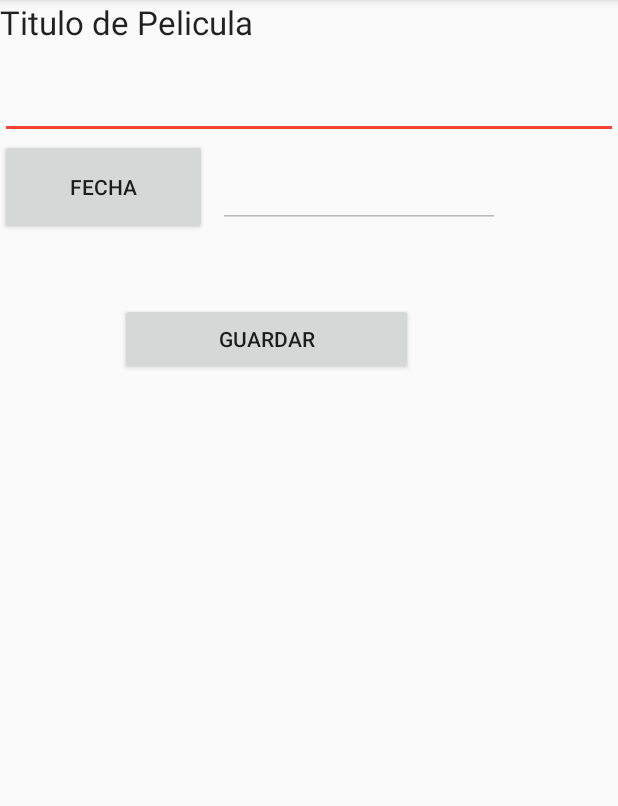
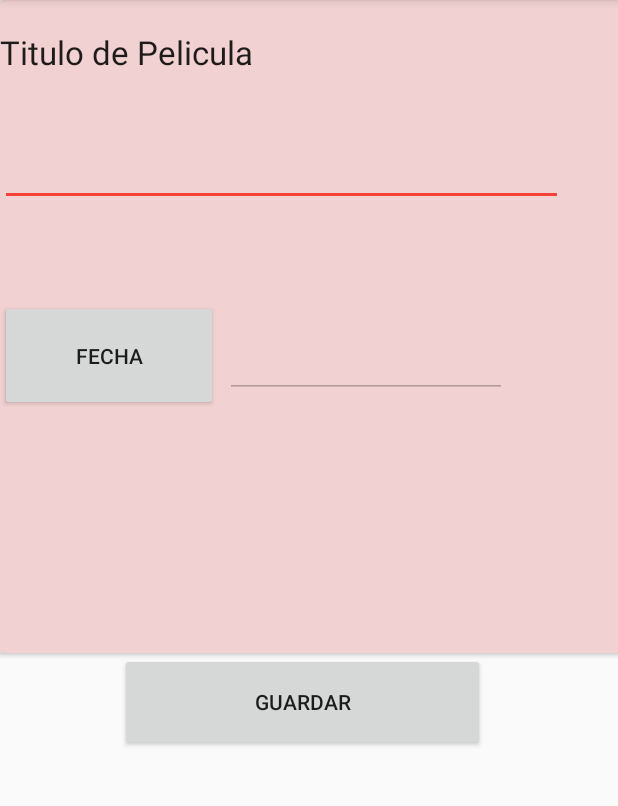
Before and after one commit to RominaDelgado/TdPProyectoFinal, an Android app: the NuevaAnotacion screen opened directly, with no data from a screen before it, on a phone screen of 412 x 824 dp, the part 84-890 px from its top. Run offline under Robolectric (Android 15) with nearby library versions, the phone set to English and light mode, and no system bars.

Commit message:
actualiza al eliminar nota(ver la parte grafica)

```diff
--- a/app/src/main/java/com/example/MovieNote/MainActivity.java
+++ b/app/src/main/java/com/example/MovieNote/MainActivity.java
@@ -73,10 +73,10 @@ public class MainActivity extends AppCompatActivity {
                             case DialogInterface.BUTTON_POSITIVE:
                                                                 {
                                                                     logica.eliminar(anotacionSimple);
-                                                                    logica.cargar();
-                                                                     adapter.notifyDataSetChanged();
+                                                                    adapter.notifyDataSetChanged();
+                                                                    finish();
+                                                                    startActivity(getIntent());
                                                                     Toast.makeText(MainActivity.this,"Nota eliminada exitosamente",Toast.LENGTH_SHORT).show();
-
                                                                      break;
                                                                 }
                             case DialogInterface.BUTTON_NEGATIVE:
--- a/app/src/main/res/layout/activity_nueva_anotacion.xml
+++ b/app/src/main/res/layout/activity_nueva_anotacion.xml
@@ -7,32 +7,46 @@
     tools:context="com.example.MovieNote.NuevaAnotacion">
 
     <LinearLayout
+        android:layout_width="414dp"
+        android:layout_height="601dp"
+        android:orientation="vertical"
+        tools:layout_editor_absoluteX="-2dp"
+        tools:layout_editor_absoluteY="2dp"
+        tools:ignore="MissingConstraints">
+
+        <androidx.cardview.widget.CardView
             android:layout_width="match_parent"
-        android:layout_height="match_parent"
-        android:orientation="vertical">
+            android:layout_height="435dp"
+            android:background="#673AB7"
+            android:visibility="visible"
+            app:cardBackgroundColor="#F1D1D1"
+            tools:visibility="visible">
 
             <TextView
                 android:id="@+id/textView_tituloPelicula"
                 android:layout_width="match_parent"
-            android:layout_height="wrap_content"
+                android:layout_height="48dp"
                 android:text="Titulo de Pelicula "
-            android:textAppearance="@style/TextAppearance.AppCompat.Large" />
+                android:textAppearance="@style/TextAppearance.AppCompat.Large"
+                android:translationY="20dp" />
 
             <EditText
                 android:id="@+id/campoTitulo"
-            android:layout_width="match_parent"
-            android:layout_height="63dp"
+                android:layout_width="375dp"
+                android:layout_height="67dp"
                 android:ems="10"
                 android:inputType="textPersonName"
                 android:textAllCaps="true"
-            android:textAppearance="@style/TextAppearance.AppCompat.Body1" />
+                android:textAppearance="@style/TextAppearance.AppCompat.Body1"
+                android:translationY="70dp" />
 
             <Button
                 android:id="@+id/button_fecha"
-            android:layout_width="138dp"
-            android:layout_height="64dp"
+                android:layout_width="145dp"
+                android:layout_height="74dp"
                 android:onClick="mostrarCalendario"
-            android:text="Fecha" />
+                android:text="Fecha"
+                android:translationY="200dp" />
 
             <EditText
                 android:id="@+id/campoFecha"
@@ -42,13 +56,14 @@
                 android:ems="10"
                 android:enabled="false"
                 android:inputType="textPersonName"
-            android:translationX="145dp"
-            android:translationY="-50dp" />
+                android:translationX="150dp"
+                android:translationY="220dp" />
+        </androidx.cardview.widget.CardView>
 
         <Button
             android:id="@+id/button_guardar"
-            android:layout_width="195dp"
-            android:layout_height="wrap_content"
+            android:layout_width="243dp"
+            android:layout_height="65dp"
             android:text="Guardar"
             android:translationX="80dp" />
 
```
Lines whose indentation alone changed are shown as unchanged.
